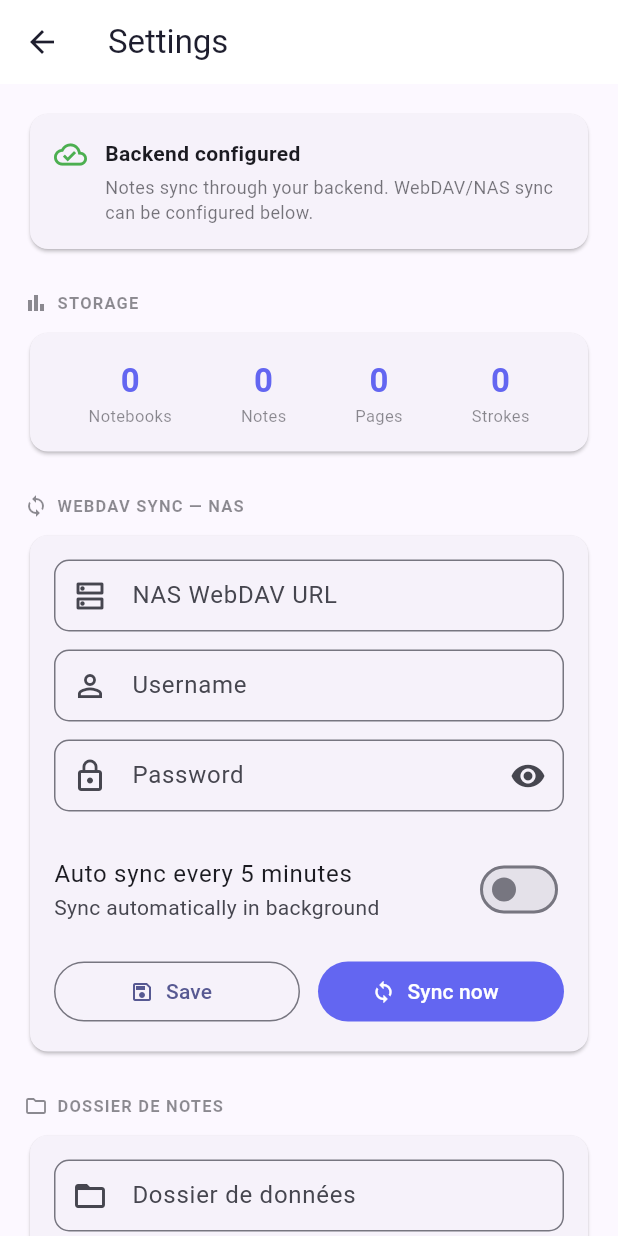
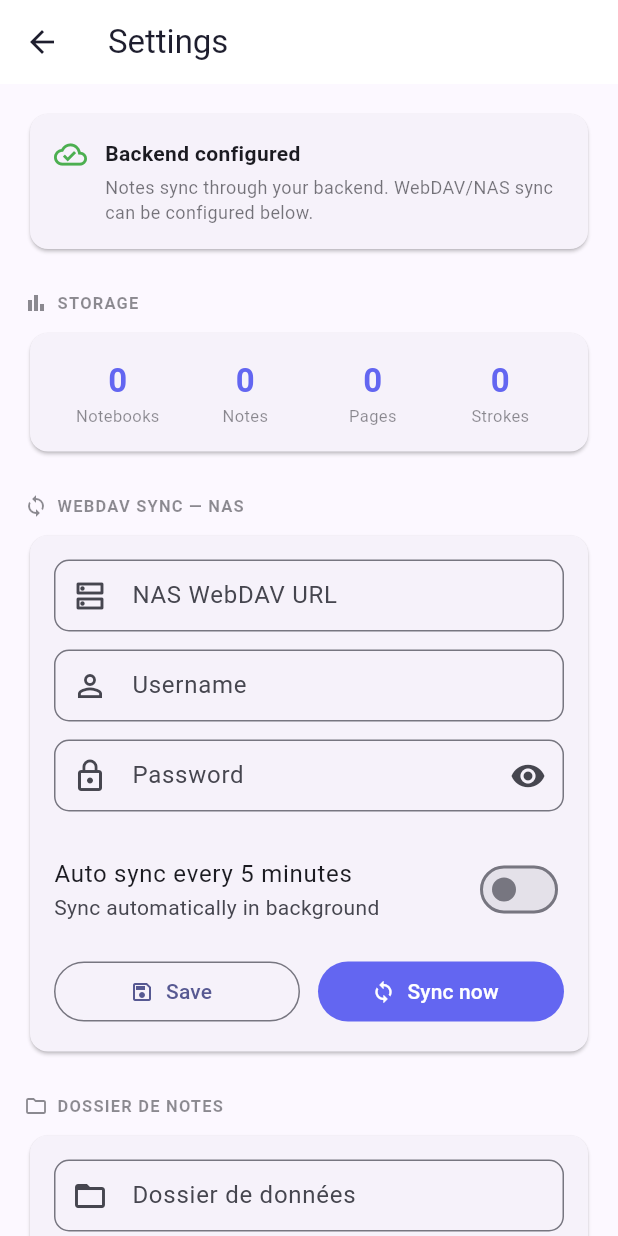
Before and after one commit to TheZupZup/NexaNote, a Flutter app: the SettingsScreen screen opened directly, on a phone screen of 412 x 824 dp. Run offline on Flutter 3.47's test engine with Material 3 defaults, Android fonts, the phone set to English and light mode, and no system bars; our stand-ins replace package_info_plus, shared_preferences, sqflite; accounts and stored records are empty; network calls fail.

Commit message:
fix: keep settings storage stats inside the card on small phones
The four stat chips sat in a plain Row and overflowed by 4-45px on a
320-360px wide phone, which also made settings_overflow_test fail.

```diff
--- a/app/lib/screens/settings_screen.dart
+++ b/app/lib/screens/settings_screen.dart
@@ -794,7 +794,12 @@ class _StatChip extends StatelessWidget {
 
   @override
   Widget build(BuildContext context) {
-    return Column(
+    // Four chips share one row; on a 320px phone (or with large counts) they
+    // shrink to fit instead of overflowing the card.
+    return Expanded(
+      child: FittedBox(
+        fit: BoxFit.scaleDown,
+        child: Column(
       children: [
         Text(value,
             style: const TextStyle(
@@ -809,6 +814,8 @@ class _StatChip extends StatelessWidget {
                     .onSurface
                     .withOpacity(0.5))),
       ],
+        ),
+      ),
     );
   }
 }
```
